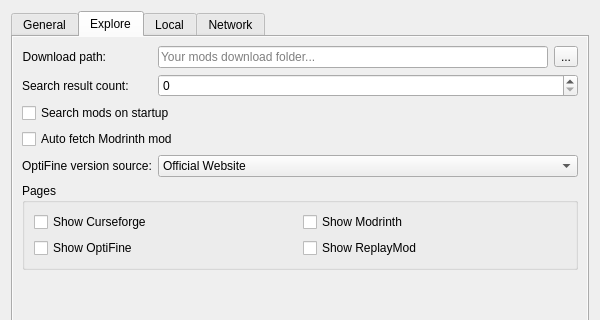
The window that src/ui/preferences.ui (kaniol-lck/modmanager) describes before a commit, drawn with Qt 5; both pictures show x 0 to 600 and y 0 to 320 of the 600 by 673 pixel window.
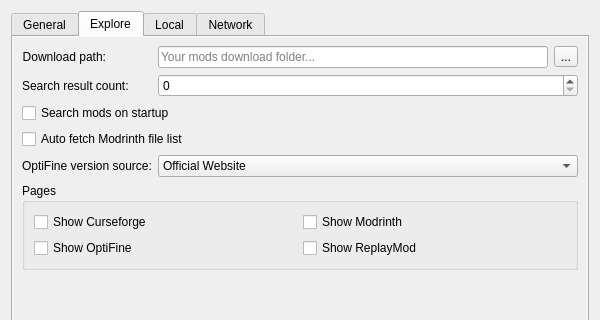
The same window after the commit. The open tabs and pages were chosen to show the change. Icons and pictures are not drawn.

Patch:
```diff
--- a/src/ui/preferences.ui
+++ b/src/ui/preferences.ui
@@ -355,7 +355,7 @@
              <item row="3" column="0" colspan="2">
               <widget class="QCheckBox" name="autoFetchModrinthFileList">
                <property name="text">
-                <string>Auto fetch Modrinth mod</string>
+                <string>Auto fetch Modrinth file list</string>
                </property>
               </widget>
              </item>
```
